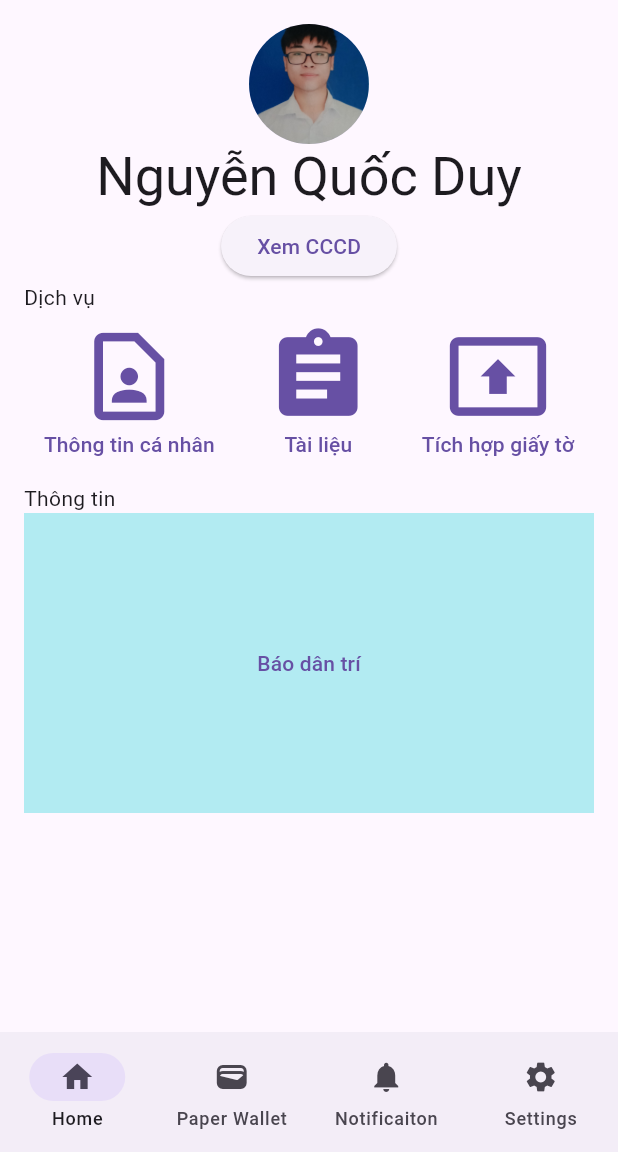
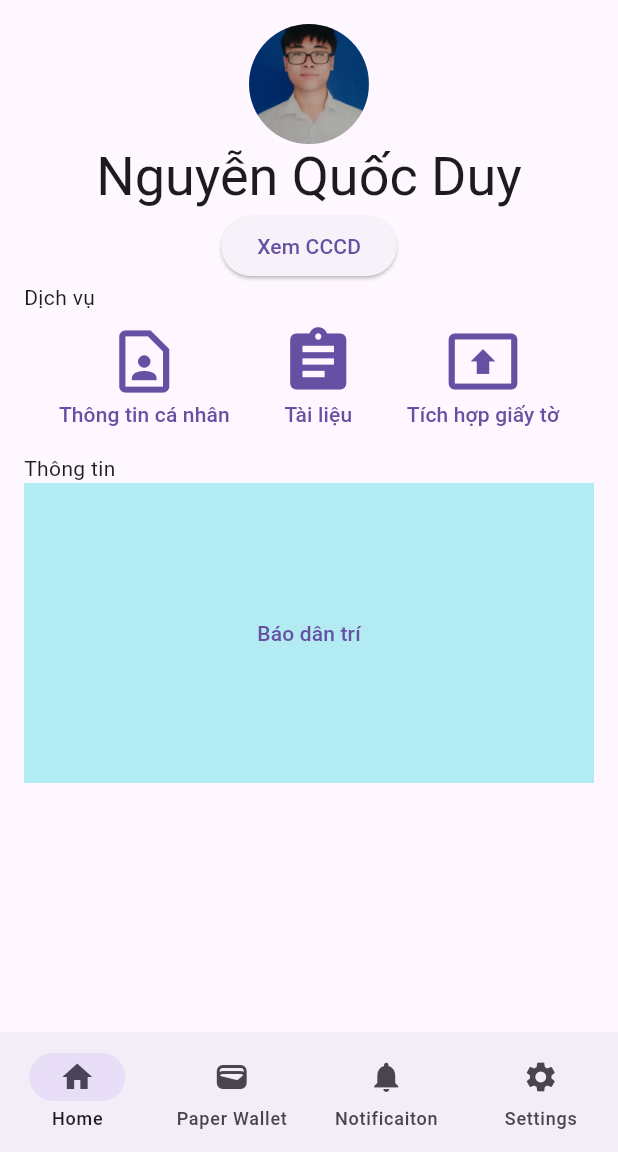
Before and after one commit to DuySeu/VNeID, a Flutter app: the screen it shows after launch, on a phone screen of 412 x 824 dp, the part 84-1236 px from its top. Run offline on Flutter 3.47's test engine with Material 3 defaults, Android fonts, the phone set to English and light mode, and no system bars; missing offline and left inert: pdfx.

Commit message:
update other page

```diff
--- a/lib/widget/other_paper.dart
+++ b/lib/widget/other_paper.dart
@@ -25,7 +25,7 @@ class otherPaper extends StatelessWidget {
                 },
                 child: const Column(
                   children: [
-                    Icon(Icons.contact_page_outlined, size: 70),
+                    Icon(Icons.contact_page_outlined, size: 50),
                     Text("Thông tin cá nhân")
                   ],
                 ),
@@ -37,7 +37,7 @@ class otherPaper extends StatelessWidget {
                 },
                 child: const Column(
                   children: [
-                    Icon(Icons.assignment, size: 70),
+                    Icon(Icons.assignment, size: 50),
                     Text("Tài liệu")
                   ],
                 ),
@@ -46,7 +46,7 @@ class otherPaper extends StatelessWidget {
                 onPressed: () {},
                 child: const Column(
                   children: [
-                    Icon(Icons.present_to_all_outlined, size: 70),
+                    Icon(Icons.present_to_all_outlined, size: 50),
                     Text("Tích hợp giấy tờ")
                   ],
                 ),
```
Also changed, not shown: 2 other files.
